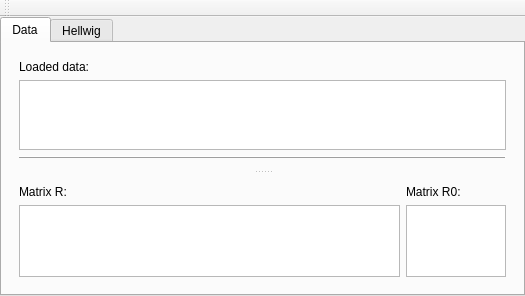
The window that Hellwig/hellwig.ui (rivix666/PO_Hellwig) describes before a commit, drawn with Qt 5.
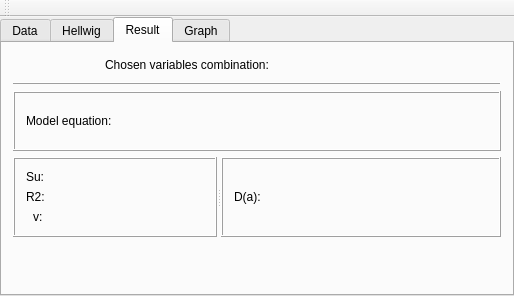
The same window after the commit. The open tabs and pages were chosen to show the change. Icons and pictures are not drawn.

```diff
--- a/Hellwig/hellwig.ui
+++ b/Hellwig/hellwig.ui
@@ -6,7 +6,7 @@
    <rect>
     <x>0</x>
     <y>0</y>
-    <width>525</width>
+    <width>514</width>
     <height>258</height>
    </rect>
   </property>
@@ -321,6 +321,225 @@
         </item>
        </layout>
       </widget>
+      <widget class="QWidget" name="tab_2">
+       <attribute name="title">
+        <string>Result</string>
+       </attribute>
+       <layout class="QVBoxLayout" name="verticalLayout_9">
+        <item>
+         <layout class="QHBoxLayout" name="horizontalLayout_3">
+          <item>
+           <widget class="QPushButton" name="pushButton_kmnk_calc">
+            <property name="toolTip">
+             <string>Calc KMNK</string>
+            </property>
+            <property name="text">
+             <string/>
+            </property>
+            <property name="icon">
+             <iconset resource="hellwig.qrc">
+              <normaloff>:/Resources/calc_kmnk.png</normaloff>:/Resources/calc_kmnk.png</iconset>
+            </property>
+            <property name="flat">
+             <bool>true</bool>
+            </property>
+           </widget>
+          </item>
+          <item>
+           <widget class="QPushButton" name="pushButton_kmnk_clear">
+            <property name="toolTip">
+             <string>Clear result</string>
+            </property>
+            <property name="text">
+             <string/>
+            </property>
+            <property name="icon">
+             <iconset resource="hellwig.qrc">
+              <normaloff>:/Resources/broom.png</normaloff>:/Resources/broom.png</iconset>
+            </property>
+            <property name="flat">
+             <bool>true</bool>
+            </property>
+           </widget>
+          </item>
+          <item>
+           <widget class="QLabel" name="label_kmnk_chosen">
+            <property name="text">
+             <string>Chosen variables combination:</string>
+            </property>
+           </widget>
+          </item>
+          <item>
+           <spacer name="horizontalSpacer_3">
+            <property name="orientation">
+             <enum>Qt::Horizontal</enum>
+            </property>
+            <property name="sizeHint" stdset="0">
+             <size>
+              <width>40</width>
+              <height>20</height>
+             </size>
+            </property>
+           </spacer>
+          </item>
+         </layout>
+        </item>
+        <item>
+         <widget class="QFrame" name="frame_6">
+          <property name="frameShape">
+           <enum>QFrame::HLine</enum>
+          </property>
+          <property name="frameShadow">
+           <enum>QFrame::Raised</enum>
+          </property>
+         </widget>
+        </item>
+        <item>
+         <widget class="QFrame" name="frame_5">
+          <property name="frameShape">
+           <enum>QFrame::Box</enum>
+          </property>
+          <property name="frameShadow">
+           <enum>QFrame::Raised</enum>
+          </property>
+          <layout class="QHBoxLayout" name="horizontalLayout_4" stretch="0,0,1">
+           <item>
+            <widget class="QLabel" name="label_5">
+             <property name="text">
+              <string>Model equation:</string>
+             </property>
+            </widget>
+           </item>
+           <item>
+            <spacer name="horizontalSpacer_4">
+             <property name="orientation">
+              <enum>Qt::Horizontal</enum>
+             </property>
+             <property name="sizeHint" stdset="0">
+              <size>
+               <width>40</width>
+               <height>20</height>
+              </size>
+             </property>
+            </spacer>
+           </item>
+           <item>
+            <layout class="QVBoxLayout" name="verticalLayout_8">
+             <item>
+              <widget class="QLabel" name="label_kmnk_result">
+               <property name="text">
+                <string/>
+               </property>
+              </widget>
+             </item>
+             <item>
+              <widget class="QLabel" name="label_kmnk_result_2">
+               <property name="text">
+                <string/>
+               </property>
+              </widget>
+             </item>
+            </layout>
+           </item>
+          </layout>
+         </widget>
+        </item>
+        <item>
+         <widget class="QSplitter" name="splitter_2">
+          <property name="orientation">
+           <enum>Qt::Horizontal</enum>
+          </property>
+          <widget class="QFrame" name="frame_4">
+           <property name="frameShape">
+            <enum>QFrame::Box</enum>
+           </property>
+           <property name="frameShadow">
+            <enum>QFrame::Raised</enum>
+           </property>
+           <layout class="QVBoxLayout" name="verticalLayout_7">
+            <item>
+             <widget class="QLabel" name="label_kmnk_Su">
+              <property name="text">
+               <string>Su:</string>
+              </property>
+             </widget>
+            </item>
+            <item>
+             <widget class="QLabel" name="label_kmnk_R2">
+              <property name="text">
+               <string>R2: </string>
+              </property>
+             </widget>
+            </item>
+            <item>
+             <widget class="QLabel" name="label_kmnk_v">
+              <property name="text">
+               <string>v:</string>
+              </property>
+              <property name="indent">
+               <number>7</number>
+              </property>
+             </widget>
+            </item>
+           </layout>
+          </widget>
+          <widget class="QFrame" name="frame_7">
+           <property name="frameShape">
+            <enum>QFrame::Box</enum>
+           </property>
+           <property name="frameShadow">
+            <enum>QFrame::Raised</enum>
+           </property>
+           <layout class="QHBoxLayout" name="horizontalLayout_5" stretch="0,1">
+            <item>
+             <widget class="QLabel" name="label_kmnk_Da">
+              <property name="text">
+               <string>D(a):</string>
+              </property>
+             </widget>
+            </item>
+            <item>
+             <widget class="QLabel" name="label_kmnk_Da_result">
+              <property name="text">
+               <string/>
+              </property>
+              <property name="alignment">
+               <set>Qt::AlignCenter</set>
+              </property>
+             </widget>
+            </item>
+           </layout>
+          </widget>
+         </widget>
+        </item>
+        <item>
+         <spacer name="verticalSpacer">
+          <property name="orientation">
+           <enum>Qt::Vertical</enum>
+          </property>
+          <property name="sizeHint" stdset="0">
+           <size>
+            <width>20</width>
+            <height>40</height>
+           </size>
+          </property>
+         </spacer>
+        </item>
+       </layout>
+      </widget>
+      <widget class="QWidget" name="tab_4">
+       <attribute name="title">
+        <string>Graph</string>
+       </attribute>
+       <layout class="QHBoxLayout" name="horizontalLayout_6">
+        <property name="margin">
+         <number>0</number>
+        </property>
+        <item>
+         <widget class="QGraphicsView" name="graphicsView"/>
+        </item>
+       </layout>
+      </widget>
      </widget>
     </item>
    </layout>
```
